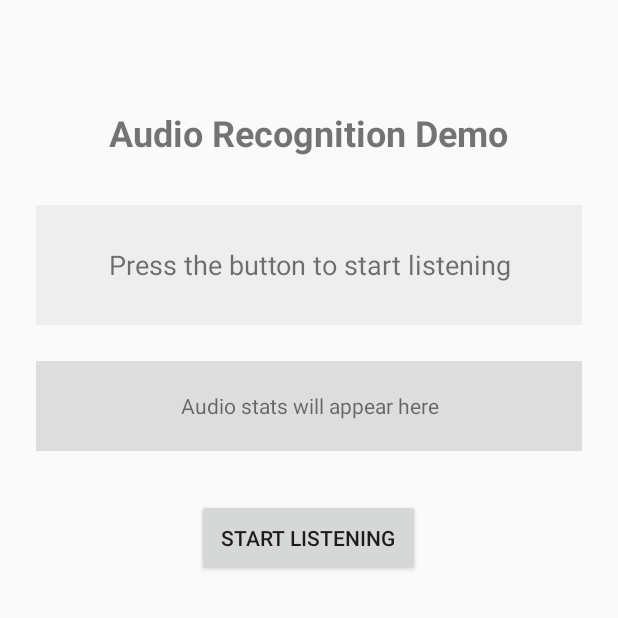
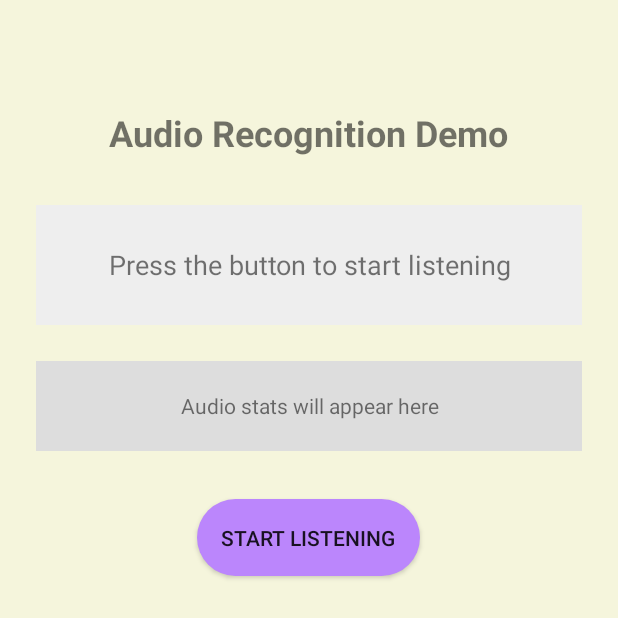
Before and after one commit to HakanEgeOzerol/B1gBr0ther, an Android app built with Jetpack Compose: the AudioRecognitionActivity screen opened directly, with no data from a screen before it, on a phone screen of 412 x 824 dp. Shown: the top 618 px of the screen. Run offline under Robolectric (Android 15) with nearby library versions, the phone set to English and light mode, and no system bars.

Commit message:
Styling is done

```diff
--- a/app/src/main/res/layout/activity_audio_recognition.xml
+++ b/app/src/main/res/layout/activity_audio_recognition.xml
@@ -6,7 +6,8 @@
     android:orientation="vertical"
     android:gravity="center_horizontal"
     android:padding="24dp"
-    tools:context=".AudioRecognitionActivity">
+    tools:context=".AudioRecognitionActivity"
+    android:background="#F5F5DC">
 
     <TextView
         android:id="@+id/titleTextView"
@@ -47,6 +48,7 @@
         android:layout_width="wrap_content"
         android:layout_height="wrap_content"
         android:text="Start Listening"
+        android:background="@drawable/rounded_corners"
         android:padding="16dp" />
 
 </LinearLayout>
```
